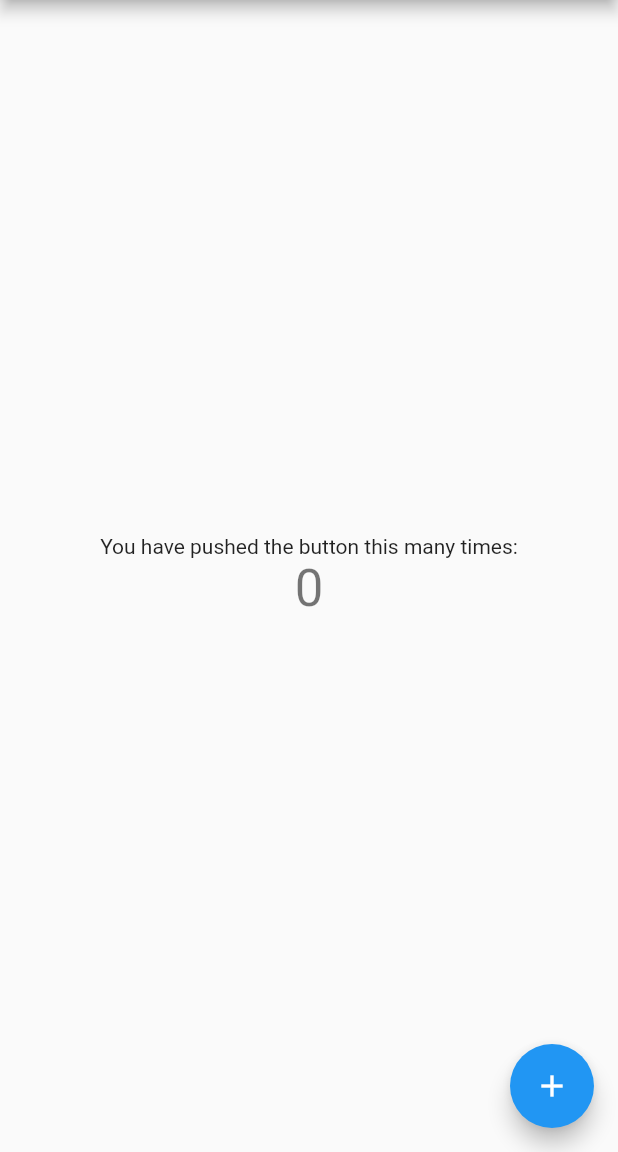
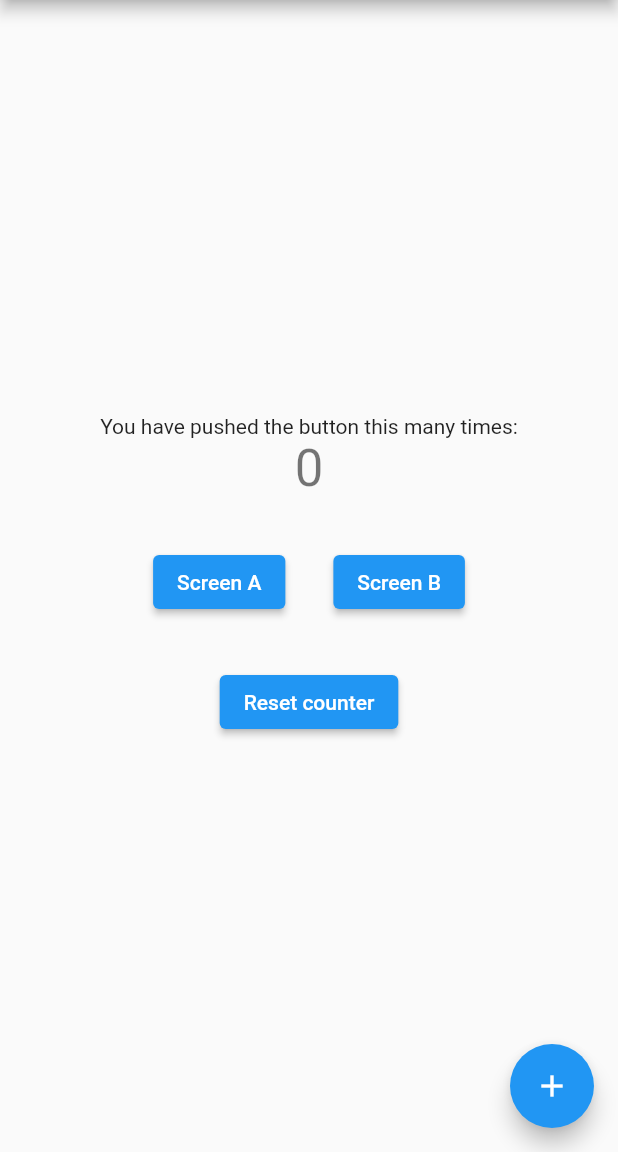
Before and after one commit to Andres-MI/Flutter-State-Management, a Flutter app: the screen it shows after launch, on a phone screen of 412 x 824 dp, the part 84-1236 px from its top. Run offline on Flutter 3.47's test engine with Material 2 defaults, Android fonts, the phone set to English and light mode, and no system bars.

Commit message:
Basic design Screen A & Screen B

```diff
--- a/setState/lib/main.dart
+++ b/setState/lib/main.dart
@@ -1,4 +1,5 @@
 import 'package:flutter/material.dart';
+import 'package:set_state/screens/homepage.dart';
 
 void main() {
   runApp(const MyApp());
@@ -13,103 +14,9 @@ class MyApp extends StatelessWidget {
     return MaterialApp(
       title: 'Flutter Demo',
       theme: ThemeData(
-        // This is the theme of your application.
-        //
-        // Try running your application with "flutter run". You'll see the
-        // application has a blue toolbar. Then, without quitting the app, try
-        // changing the primarySwatch below to Colors.green and then invoke
-        // "hot reload" (press "r" in the console where you ran "flutter run",
-        // or simply save your changes to "hot reload" in a Flutter IDE).
-        // Notice that the counter didn't reset back to zero; the application
-        // is not restarted.
         primarySwatch: Colors.blue,
       ),
       home: const MyHomePage(title: 'Flutter Demo Home Page'),
     );
   }
 }
-
-class MyHomePage extends StatefulWidget {
-  const MyHomePage({Key? key, required this.title}) : super(key: key);
-
-  // This widget is the home page of your application. It is stateful, meaning
-  // that it has a State object (defined below) that contains fields that affect
-  // how it looks.
-
-  // This class is the configuration for the state. It holds the values (in this
-  // case the title) provided by the parent (in this case the App widget) and
-  // used by the build method of the State. Fields in a Widget subclass are
-  // always marked "final".
-
-  final String title;
-
-  @override
-  State<MyHomePage> createState() => _MyHomePageState();
-}
-
-class _MyHomePageState extends State<MyHomePage> {
-  int _counter = 0;
-
-  void _incrementCounter() {
-    setState(() {
-      // This call to setState tells the Flutter framework that something has
-      // changed in this State, which causes it to rerun the build method below
-      // so that the display can reflect the updated values. If we changed
-      // _counter without calling setState(), then the build method would not be
-      // called again, and so nothing would appear to happen.
-      _counter++;
-    });
-  }
-
-  @override
-  Widget build(BuildContext context) {
-    // This method is rerun every time setState is called, for instance as done
-    // by the _incrementCounter method above.
-    //
-    // The Flutter framework has been optimized to make rerunning build methods
-    // fast, so that you can just rebuild anything that needs updating rather
-    // than having to individually change instances of widgets.
-    return Scaffold(
-      appBar: AppBar(
-        // Here we take the value from the MyHomePage object that was created by
-        // the App.build method, and use it to set our appbar title.
-        title: Text(widget.title),
-      ),
-      body: Center(
-        // Center is a layout widget. It takes a single child and positions it
-        // in the middle of the parent.
-        child: Column(
-          // Column is also a layout widget. It takes a list of children and
-          // arranges them vertically. By default, it sizes itself to fit its
-          // children horizontally, and tries to be as tall as its parent.
-          //
-          // Invoke "debug painting" (press "p" in the console, choose the
-          // "Toggle Debug Paint" action from the Flutter Inspector in Android
-          // Studio, or the "Toggle Debug Paint" command in Visual Studio Code)
-          // to see the wireframe for each widget.
-          //
-          // Column has various properties to control how it sizes itself and
-          // how it positions its children. Here we use mainAxisAlignment to
-          // center the children vertically; the main axis here is the vertical
-          // axis because Columns are vertical (the cross axis would be
-          // horizontal).
-          mainAxisAlignment: MainAxisAlignment.center,
-          children: <Widget>[
-            const Text(
-              'You have pushed the button this many times:',
-            ),
-            Text(
-              '$_counter',
-              style: Theme.of(context).textTheme.headline4,
-            ),
-          ],
-        ),
-      ),
-      floatingActionButton: FloatingActionButton(
-        onPressed: _incrementCounter,
-        tooltip: 'Increment',
-        child: const Icon(Icons.add),
-      ), // This trailing comma makes auto-formatting nicer for build methods.
-    );
-  }
-}
--- /dev/null
+++ b/setState/lib/screens/homepage.dart
@@ -0,0 +1,87 @@
+import 'package:flutter/material.dart';
+import 'package:set_state/screens/screen_a.dart';
+import 'package:set_state/screens/screen_b.dart';
+
+class MyHomePage extends StatefulWidget {
+  const MyHomePage({Key? key, required this.title}) : super(key: key);
+
+  final String title;
+
+  @override
+  State<MyHomePage> createState() => _MyHomePageState();
+}
+
+class _MyHomePageState extends State<MyHomePage> {
+  int _counter = 0;
+
+  void _incrementCounter() {
+    setState(() {
+      _counter++;
+    });
+  }
+
+  void _resetCounter() {
+    setState(() {
+      _counter = 0;
+    });
+  }
+
+  void _navigateToScreenA() {
+    Navigator.of(context)
+        .push(MaterialPageRoute(builder: (context) => const ScreenA()));
+  }
+
+  void _navigateToScreenB() {
+    Navigator.of(context)
+        .push(MaterialPageRoute(builder: (context) => const ScreenB()));
+  }
+
+  @override
+  Widget build(BuildContext context) {
+    return Scaffold(
+      appBar: AppBar(
+        title: Text(widget.title),
+      ),
+      body: Center(
+        child: Column(
+          mainAxisAlignment: MainAxisAlignment.center,
+          children: <Widget>[
+            const Text(
+              'You have pushed the button this many times:',
+            ),
+            Text(
+              '$_counter',
+              style: Theme.of(context).textTheme.headline4,
+            ),
+            const SizedBox(
+              height: 32.0,
+            ),
+            Row(
+              mainAxisAlignment: MainAxisAlignment.center,
+              children: [
+                ElevatedButton(
+                    onPressed: _navigateToScreenA,
+                    child: const Text('Screen A')),
+                const SizedBox(
+                  width: 32.0,
+                ),
+                ElevatedButton(
+                    onPressed: _navigateToScreenB, child: const Text('Screen B'))
+              ],
+            ),
+            const SizedBox(
+              height: 32.0,
+            ),
+            ElevatedButton(
+                onPressed: _resetCounter, child: const Text('Reset counter'))
+          ],
+        ),
+      ),
+      floatingActionButton: FloatingActionButton(
+        onPressed: _incrementCounter,
+        tooltip: 'Increment',
+        child: const Icon(Icons.add),
+      ),
+    );
+  }
+}
```
Also changed, not shown: setState/lib/screens/screen_a.dart (added, +34 -0 lines), setState/lib/screens/screen_b.dart (added, +34 -0 lines).
